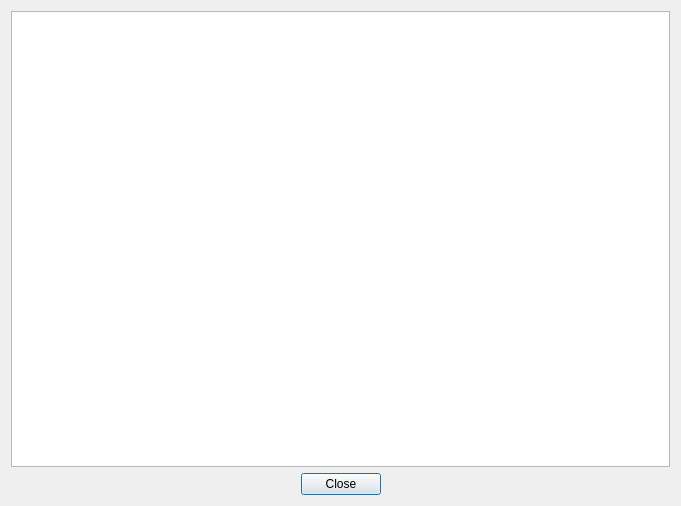
The window that Code/qtdcmpreviewdialog.ui (qtdcm/qtdcm) describes before a commit, drawn with Qt 5.
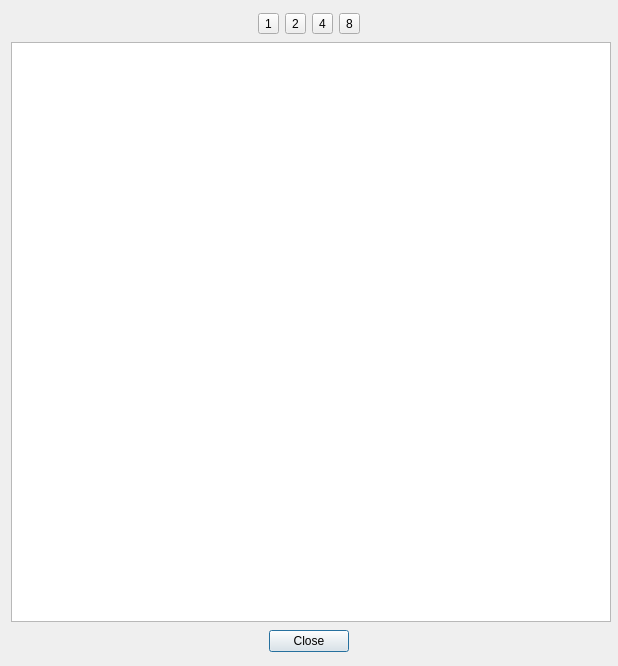
The same window after the commit.

Commit message: QtDcm : some improvement on dicom slice preview dialog window.

The edit to the form file:
```diff
--- a/Code/qtdcmpreviewdialog.ui
+++ b/Code/qtdcmpreviewdialog.ui
@@ -6,8 +6,8 @@
    <rect>
     <x>0</x>
     <y>0</y>
-    <width>681</width>
-    <height>506</height>
+    <width>618</width>
+    <height>666</height>
    </rect>
   </property>
   <property name="sizePolicy">
@@ -16,14 +16,97 @@
     <verstretch>0</verstretch>
    </sizepolicy>
   </property>
+  <property name="minimumSize">
+   <size>
+    <width>618</width>
+    <height>666</height>
+   </size>
+  </property>
+  <property name="maximumSize">
+   <size>
+    <width>618</width>
+    <height>666</height>
+   </size>
+  </property>
   <property name="windowTitle">
    <string>Preview</string>
   </property>
   <layout class="QGridLayout" name="gridLayout">
    <item row="0" column="0">
-    <widget class="QGraphicsView" name="graphicsView"/>
+    <layout class="QHBoxLayout" name="horizontalLayout_2">
+     <item>
+      <spacer name="horizontalSpacer_4">
+       <property name="orientation">
+        <enum>Qt::Horizontal</enum>
+       </property>
+       <property name="sizeHint" stdset="0">
+        <size>
+         <width>40</width>
+         <height>20</height>
+        </size>
+       </property>
+      </spacer>
+     </item>
+     <item>
+      <widget class="QToolButton" name="tool1Button">
+       <property name="text">
+        <string>1</string>
+       </property>
+      </widget>
+     </item>
+     <item>
+      <widget class="QToolButton" name="tool2Button">
+       <property name="text">
+        <string>2</string>
+       </property>
+      </widget>
+     </item>
+     <item>
+      <widget class="QToolButton" name="tool4Button">
+       <property name="text">
+        <string>4</string>
+       </property>
+      </widget>
+     </item>
+     <item>
+      <widget class="QToolButton" name="tool8Button">
+       <property name="text">
+        <string>8</string>
+       </property>
+      </widget>
+     </item>
+     <item>
+      <spacer name="horizontalSpacer_3">
+       <property name="orientation">
+        <enum>Qt::Horizontal</enum>
+       </property>
+       <property name="sizeHint" stdset="0">
+        <size>
+         <width>40</width>
+         <height>20</height>
+        </size>
+       </property>
+      </spacer>
+     </item>
+    </layout>
    </item>
    <item row="1" column="0">
+    <widget class="QGraphicsView" name="graphicsView">
+     <property name="minimumSize">
+      <size>
+       <width>600</width>
+       <height>580</height>
+      </size>
+     </property>
+     <property name="maximumSize">
+      <size>
+       <width>600</width>
+       <height>580</height>
+      </size>
+     </property>
+    </widget>
+   </item>
+   <item row="2" column="0">
     <layout class="QHBoxLayout" name="horizontalLayout">
      <item>
       <spacer name="horizontalSpacer">
```
The commit also changes 5 other files.
